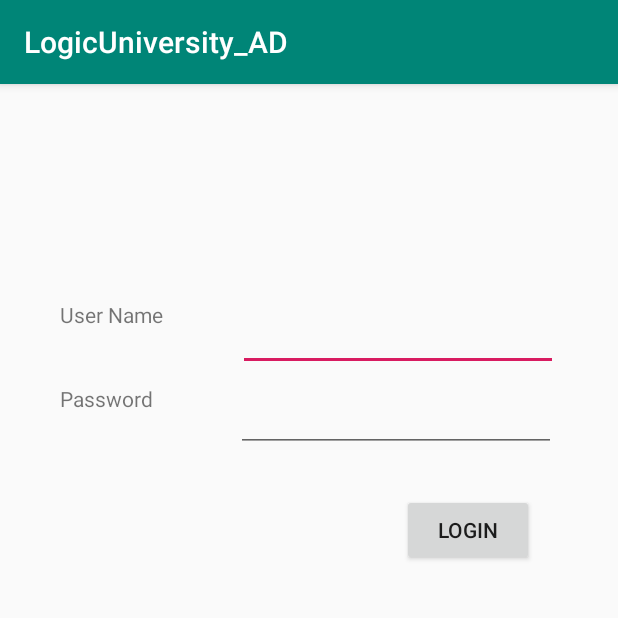
After one commit to SanSint/AD_android, an Android app: the LoginActivity screen opened directly, with no data from a screen before it, on a phone screen of 412 x 824 dp, the top half of it. The commit adds this screen. Run offline under Robolectric (Android 15) with nearby library versions, the phone set to English and light mode, and no system bars.

Commit message:
Login layout

```diff
--- a/app/build.gradle
+++ b/app/build.gradle
@@ -23,6 +23,9 @@ dependencies {
     implementation fileTree(dir: 'libs', include: ['*.jar'])
     implementation 'androidx.appcompat:appcompat:1.0.2'
     implementation 'androidx.constraintlayout:constraintlayout:1.1.3'
+    implementation 'com.google.android.material:material:1.0.0'
+    implementation 'androidx.annotation:annotation:1.1.0'
+    implementation 'androidx.lifecycle:lifecycle-extensions:2.0.0'
     testImplementation 'junit:junit:4.12'
     androidTestImplementation 'androidx.test:runner:1.2.0'
     androidTestImplementation 'androidx.test.espresso:espresso-core:3.2.0'
--- a/app/src/main/AndroidManifest.xml
+++ b/app/src/main/AndroidManifest.xml
@@ -9,7 +9,8 @@
         android:roundIcon="@mipmap/ic_launcher_round"
         android:supportsRtl="true"
         android:theme="@style/AppTheme">
-        <activity android:name=".MainActivity">
+        <activity android:name=".LoginActivity"></activity>
+        <activity android:name=".MainActivity" >
             <intent-filter>
                 <action android:name="android.intent.action.MAIN" />
 
--- /dev/null
+++ b/app/src/main/java/com/san/logicuniversity_ad/LoginActivity.java
@@ -0,0 +1,14 @@
+package com.san.logicuniversity_ad;
+
+import androidx.appcompat.app.AppCompatActivity;
+
+import android.os.Bundle;
+
+public class LoginActivity extends AppCompatActivity {
+
+    @Override
+    protected void onCreate(Bundle savedInstanceState) {
+        super.onCreate(savedInstanceState);
+        setContentView(R.layout.activity_login);
+    }
+}
--- /dev/null
+++ b/app/src/main/res/values/dimens.xml
@@ -0,0 +1,5 @@
+<resources>
+    <!-- Default screen margins, per the Android Design guidelines. -->
+    <dimen name="activity_horizontal_margin">16dp</dimen>
+    <dimen name="activity_vertical_margin">16dp</dimen>
+</resources>
```
Also changed, not shown: app/src/main/res/values/strings.xml (+11 -0 lines).
